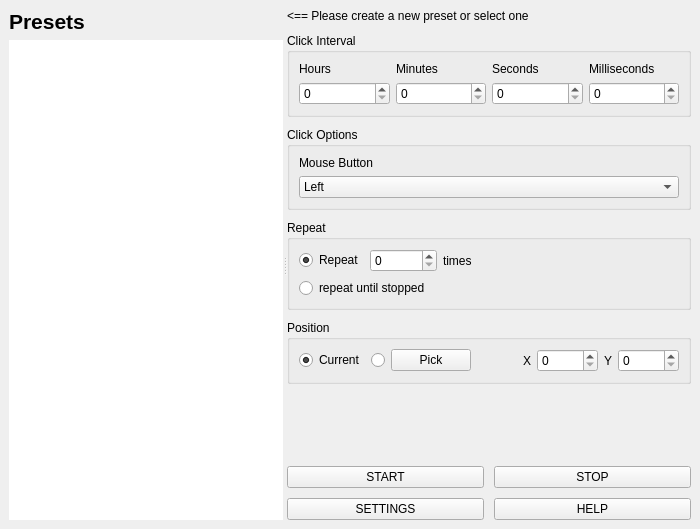
First picture: the form in mainwindow.ui, repository ilpenSE/simpleclicker, before the edit.
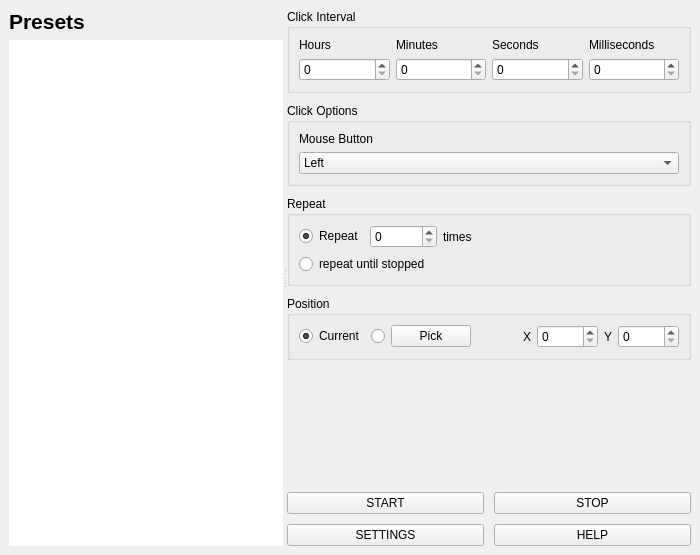
Second picture: the form after the edit. Icons and pictures are not drawn.

```diff
--- a/mainwindow.ui
+++ b/mainwindow.ui
@@ -7,7 +7,7 @@
     <x>0</x>
     <y>0</y>
     <width>700</width>
-    <height>529</height>
+    <height>555</height>
    </rect>
   </property>
   <property name="windowTitle">
@@ -119,13 +119,6 @@
         <property name="spacing">
          <number>10</number>
         </property>
-        <item>
-         <widget class="QLabel" name="helpLabel">
-          <property name="text">
-           <string>&lt;== Please create a new preset or select one</string>
-          </property>
-         </widget>
-        </item>
         <item>
          <widget class="QGroupBox" name="clickIntervalBox">
           <property name="title">
```
